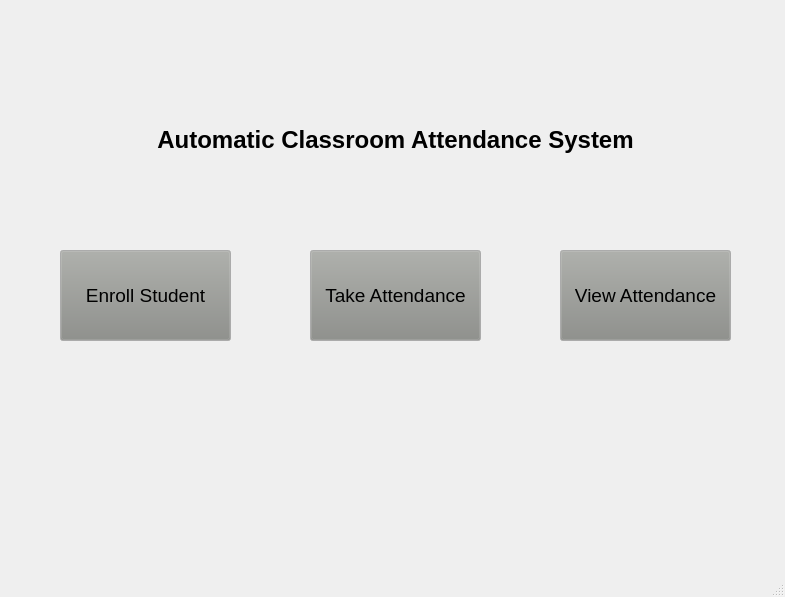
Old version of the form App/ui/home.ui in the repository yonycherkos/automatic-classroom-attendance-system.
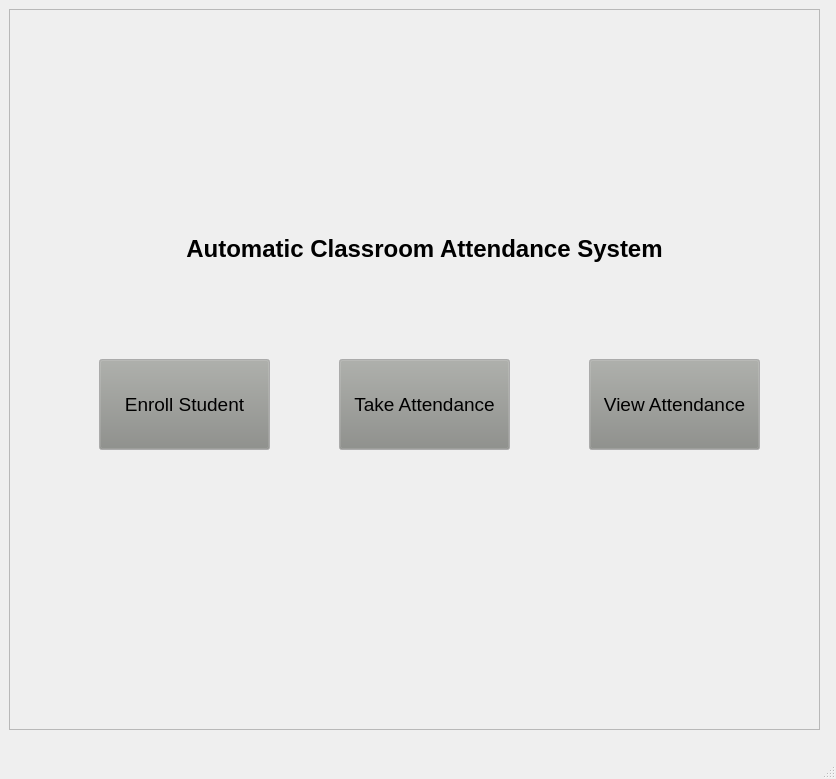
New version of the form.

```diff
--- a/App/ui/home.ui
+++ b/App/ui/home.ui
@@ -6,8 +6,8 @@
    <rect>
     <x>0</x>
     <y>0</y>
-    <width>785</width>
-    <height>597</height>
+    <width>836</width>
+    <height>779</height>
    </rect>
   </property>
   <property name="palette">
@@ -56,11 +56,32 @@
    <string>HomePage</string>
   </property>
   <widget class="QWidget" name="centralwidget">
+   <widget class="QFrame" name="mainWindow">
+    <property name="geometry">
+     <rect>
+      <x>9</x>
+      <y>9</y>
+      <width>811</width>
+      <height>721</height>
+     </rect>
+    </property>
+    <property name="minimumSize">
+     <size>
+      <width>811</width>
+      <height>721</height>
+     </size>
+    </property>
+    <property name="frameShape">
+     <enum>QFrame::StyledPanel</enum>
+    </property>
+    <property name="frameShadow">
+     <enum>QFrame::Raised</enum>
+    </property>
    <widget class="QPushButton" name="enrollStudentBtn">
     <property name="geometry">
      <rect>
-      <x>60</x>
-      <y>250</y>
+       <x>90</x>
+       <y>350</y>
       <width>171</width>
       <height>91</height>
      </rect>
@@ -69,37 +90,11 @@
      <string>Enroll Student</string>
     </property>
    </widget>
-   <widget class="QPushButton" name="takeAttendanceBtn">
-    <property name="geometry">
-     <rect>
-      <x>310</x>
-      <y>250</y>
-      <width>171</width>
-      <height>91</height>
-     </rect>
-    </property>
-    <property name="text">
-     <string>Take Attendance</string>
-    </property>
-   </widget>
-   <widget class="QPushButton" name="viewAttendanceBtn">
-    <property name="geometry">
-     <rect>
-      <x>560</x>
-      <y>250</y>
-      <width>171</width>
-      <height>91</height>
-     </rect>
-    </property>
-    <property name="text">
-     <string>View Attendance</string>
-    </property>
-   </widget>
    <widget class="QLabel" name="label">
     <property name="geometry">
      <rect>
-      <x>50</x>
-      <y>120</y>
+       <x>70</x>
+       <y>220</y>
       <width>691</width>
       <height>41</height>
      </rect>
@@ -117,6 +112,33 @@
      <set>Qt::AlignCenter</set>
     </property>
    </widget>
+    <widget class="QPushButton" name="takeAttendanceBtn">
+     <property name="geometry">
+      <rect>
+       <x>330</x>
+       <y>350</y>
+       <width>171</width>
+       <height>91</height>
+      </rect>
+     </property>
+     <property name="text">
+      <string>Take Attendance</string>
+     </property>
+    </widget>
+    <widget class="QPushButton" name="viewAttendanceBtn">
+     <property name="geometry">
+      <rect>
+       <x>580</x>
+       <y>350</y>
+       <width>171</width>
+       <height>91</height>
+      </rect>
+     </property>
+     <property name="text">
+      <string>View Attendance</string>
+     </property>
+    </widget>
+   </widget>
   </widget>
   <widget class="QMenuBar" name="menubar">
    <property name="geometry">
```
Left out of the diff: 2 changed lines with no effect on the pictures. Lines whose indentation alone changed are shown as unchanged.
